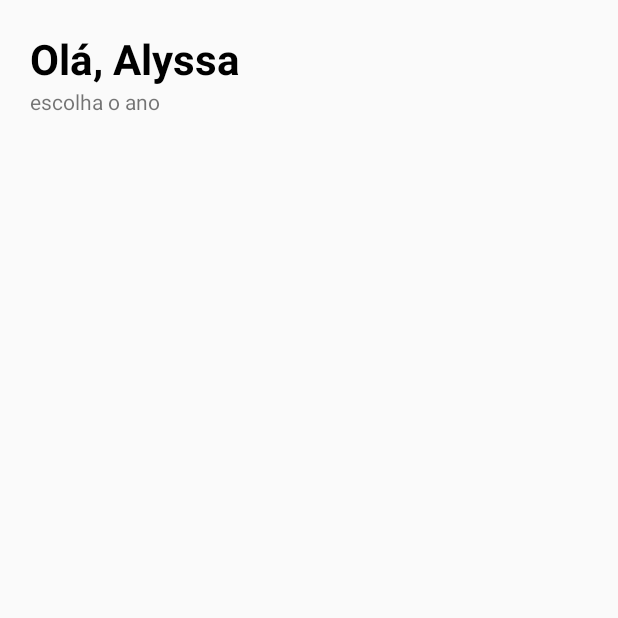
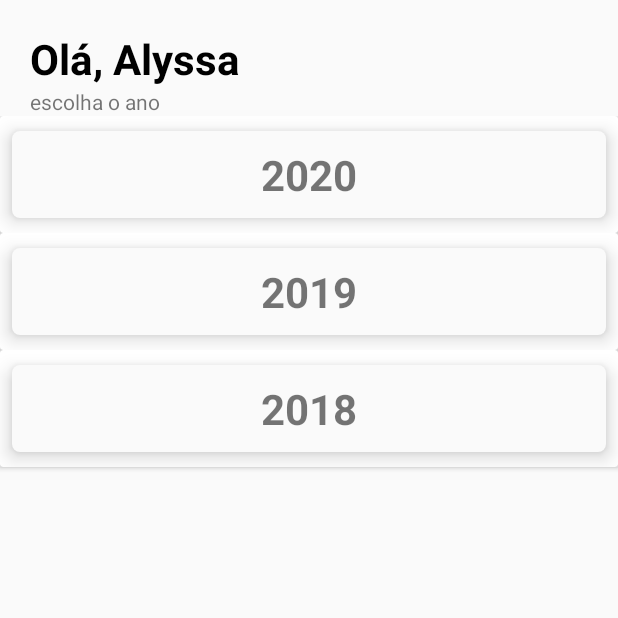
Before and after one commit to emersonfiwre/FinanceCasaDeDeus, an Android app: the screen it shows after launch (MainActivity before the commit, YearActivity after it), after a tap on "LOG IN", on a phone screen of 412 x 824 dp, the top half of it. Run offline under Robolectric (Android 15) with nearby library versions, the light colour scheme and no system bars.

Commit message:
test with recyclerview year

```diff
--- a/app/build.gradle
+++ b/app/build.gradle
@@ -27,6 +27,7 @@ android {
 dependencies {
     implementation 'com.android.support:appcompat-v7:30.0.0'
     implementation 'com.android.support:design:30.0.0'
+    compile 'com.android.support:recyclerview-v7:30.0.0'
 
     implementation fileTree(dir: "libs", include: ["*.jar"])
     implementation "org.jetbrains.kotlin:kotlin-stdlib:$kotlin_version"
--- a/app/src/main/AndroidManifest.xml
+++ b/app/src/main/AndroidManifest.xml
@@ -9,7 +9,7 @@
         android:roundIcon="@mipmap/ic_launcher_round"
         android:supportsRtl="true"
         android:theme="@style/AppTheme.NoActionBar">
-        <activity android:name=".MainActivity"></activity>
+        <activity android:name=".YearActivity"></activity>
         <activity android:name=".LoginActivity">
             <intent-filter>
                 <action android:name="android.intent.action.MAIN" />
--- a/app/src/main/java/br/com/casadedeus/LoginActivity.kt
+++ b/app/src/main/java/br/com/casadedeus/LoginActivity.kt
@@ -13,7 +13,7 @@ class LoginActivity : AppCompatActivity() {
 
     fun onLogin(view: View){
         println("click open MainActivity")
-        val intent = Intent(this, MainActivity:: class.java)
+        val intent = Intent(this, YearActivity:: class.java)
         startActivity(intent)
 
     }
--- a/app/src/main/java/br/com/casadedeus/MainActivity.kt
+++ /dev/null
@@ -1,11 +0,0 @@
-package br.com.casadedeus
-
-import androidx.appcompat.app.AppCompatActivity
-import android.os.Bundle
-
-class MainActivity : AppCompatActivity() {
-    override fun onCreate(savedInstanceState: Bundle?) {
-        super.onCreate(savedInstanceState)
-        setContentView(R.layout.activity_main)
-    }
-}
--- /dev/null
+++ b/app/src/main/java/br/com/casadedeus/YearActivity.kt
@@ -0,0 +1,26 @@
+package br.com.casadedeus
+
+import androidx.appcompat.app.AppCompatActivity
+import android.os.Bundle
+import androidx.recyclerview.widget.LinearLayoutManager
+import androidx.recyclerview.widget.RecyclerView
+import androidx.recyclerview.widget.StaggeredGridLayoutManager
+import br.com.casadedeus.adapter.YearAdapter
+
+class YearActivity : AppCompatActivity() {
+    lateinit var rvYear: RecyclerView
+    override fun onCreate(savedInstanceState: Bundle?) {
+        super.onCreate(savedInstanceState)
+        setContentView(R.layout.activity_year)
+        rvYear = findViewById(R.id.rv_year)
+        setupRv()
+    }
+    private fun setupRv(){
+        val list = arrayOf("2020","2019","2018")
+        var adapter = YearAdapter(list,this)
+        rvYear.adapter = adapter
+        rvYear.setHasFixedSize(true)
+        val layoutManager = LinearLayoutManager(this)
+        rvYear.layoutManager = layoutManager
+    }
+}
--- /dev/null
+++ b/app/src/main/java/br/com/casadedeus/adapter/YearAdapter.kt
@@ -0,0 +1,29 @@
+package br.com.casadedeus.adapter
+
+import android.content.Context
+import android.view.LayoutInflater
+import android.view.View
+import android.view.ViewGroup
+
+import androidx.recyclerview.widget.RecyclerView
+import br.com.casadedeus.R
+import kotlinx.android.synthetic.main.card_year.view.*
+
+
+class YearAdapter(private val yearlist:Array<String>, private val context:Context): RecyclerView.Adapter<YearAdapter.MyViewHolder>() {
+
+    override fun onCreateViewHolder(parent: ViewGroup, viewType: Int): MyViewHolder {
+        val view = LayoutInflater.from(context).inflate(R.layout.card_year,parent,false)
+        return MyViewHolder(view)
+    }
+
+    override fun onBindViewHolder(holder: MyViewHolder, position: Int) {
+        holder.title.text = yearlist[position]
+    }
+
+    override fun getItemCount() =  yearlist.size
+
+    class MyViewHolder(itemView: View) : RecyclerView.ViewHolder(itemView) {
+        val title = itemView.lbl_year
+    }
+}
--- /dev/null
+++ b/app/src/main/res/drawable/shape_card_year.xml
@@ -0,0 +1,6 @@
+<shape xmlns:android="http://schemas.android.com/apk/res/android"
+    android:shape="rectangle">
+    <solid android:color="@color/defaultbg" />
+    <corners android:radius="5dp" />
+
+</shape>
--- a/app/src/main/res/layout/activity_login.xml
+++ b/app/src/main/res/layout/activity_login.xml
@@ -12,7 +12,7 @@
         android:layout_width="wrap_content"
         android:layout_height="wrap_content"
         android:text="@string/lbl_login"
-        android:textColor="@color/black"
+        android:textColor="@color/colorAccent"
         android:textSize="22sp"
         android:textStyle="bold" />
 
--- a/app/src/main/res/layout/activity_main.xml
+++ b/app/src/main/res/layout/activity_year.xml
@@ -5,7 +5,7 @@
     android:layout_width="match_parent"
     android:layout_height="match_parent"
     android:orientation="vertical"
-    tools:context=".MainActivity">
+    tools:context=".YearActivity">
 
     <TextView
         android:layout_width="wrap_content"
@@ -26,7 +26,8 @@
         android:layout_marginStart="20dp" />
 
     <androidx.recyclerview.widget.RecyclerView
+        android:id="@+id/rv_year"
         android:layout_width="match_parent"
-        android:layout_height="wrap_content"/>
+        android:layout_height="match_parent"/>
 
 </LinearLayout>
--- /dev/null
+++ b/app/src/main/res/layout/card_month.xml
@@ -0,0 +1,20 @@
+<?xml version="1.0" encoding="utf-8"?>
+<androidx.cardview.widget.CardView xmlns:android="http://schemas.android.com/apk/res/android"
+    android:layout_width="match_parent"
+    android:layout_height="wrap_content"
+    xmlns:app="http://schemas.android.com/apk/res-auto"
+    app:cardCornerRadius="8dp">
+    <LinearLayout
+        android:layout_width="match_parent"
+        android:layout_height="match_parent"
+        android:orientation="vertical"
+        android:padding="10dp">
+        <TextView
+            android:id="@+id/lbl_month"
+            android:layout_width="match_parent"
+            android:layout_height="wrap_content"
+            android:text="qua, 14 out 2020"
+            android:textSize="18sp" />
+    </LinearLayout>
+
+</androidx.cardview.widget.CardView>
--- /dev/null
+++ b/app/src/main/res/layout/card_year.xml
@@ -0,0 +1,26 @@
+<?xml version="1.0" encoding="utf-8"?>
+<androidx.cardview.widget.CardView xmlns:android="http://schemas.android.com/apk/res/android"
+    android:layout_width="match_parent"
+    android:layout_height="wrap_content"
+    xmlns:app="http://schemas.android.com/apk/res-auto">
+    <LinearLayout
+        android:layout_width="match_parent"
+        android:layout_height="match_parent"
+        android:orientation="vertical"
+        android:background="@drawable/shape_card_year"
+        android:layout_marginVertical="10dp"
+        android:layout_marginHorizontal="8dp"
+        android:elevation="8dp">
+        <TextView
+            android:id="@+id/lbl_year"
+            android:layout_width="match_parent"
+            android:layout_height="wrap_content"
+            android:text="2020"
+            android:paddingVertical="10dp"
+            android:textAlignment="center"
+            android:textStyle="bold"
+            android:textSize="28sp"
+            android:gravity="center_horizontal" />
+    </LinearLayout>
+
+</androidx.cardview.widget.CardView>
--- a/app/src/main/res/values/colors.xml
+++ b/app/src/main/res/values/colors.xml
@@ -6,5 +6,6 @@
     <color name="white">#fff</color>
     <color name="black">#000</color>
     <color name="textColor">#808080</color>
+    <color name="defaultbg">#FAFAFA</color>
 
 </resources>
```
